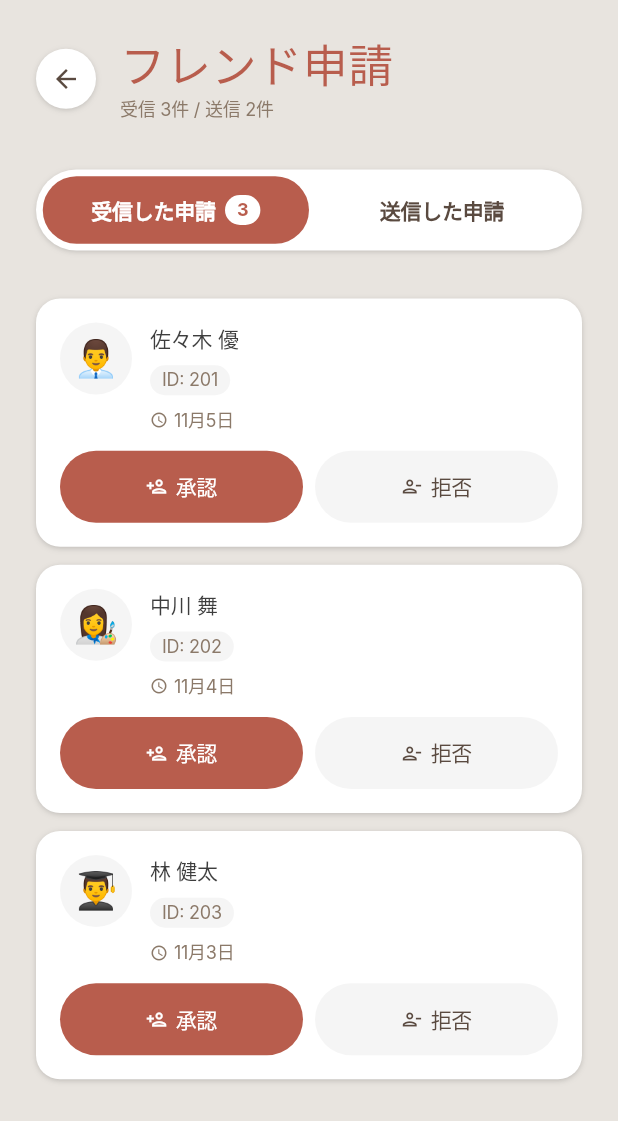
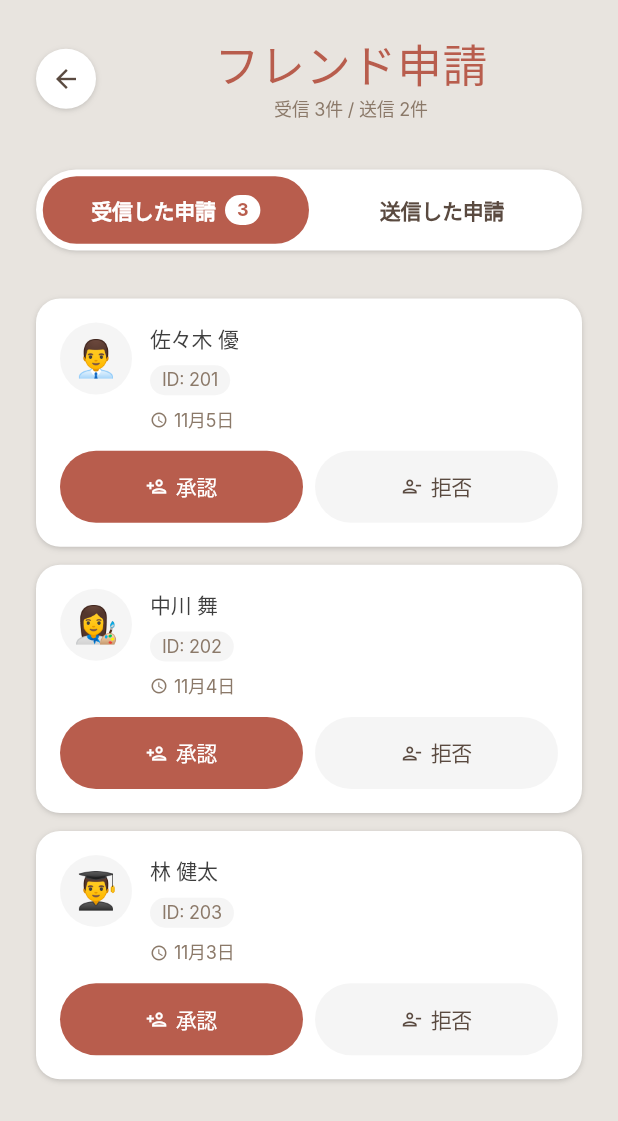
Before and after one commit to hoshido-k/imane, a Flutter app: the FriendsScreen screen opened by its route, after a tap on the "notifications" icon, on a phone screen of 412 x 824 dp. Shown: the top 1121 px of the screen. Run offline on Flutter 3.47's test engine with Material 3 defaults, Android fonts, the phone set to English and light mode, and no system bars; our stand-ins replace connectivity_plus, firebase_auth, firebase_core, geolocator, google_maps_flutter, permission_handler and 1 more; missing offline and left inert: background_location; accounts and stored records are empty; generated files the repository leaves out were written again; Roboto replaces fonts that are missing (Inter).

Commit message:
ヘッダー文言を中央配置に変更
- フレンド管理・申請・追加、プロフィール設定画面のヘッダーテキストを中央配置に変更
- crossAxisAlignmentをCrossAxisAlignment.startから削除してデフォルトのcenterを適用
- スケジュール画面と同じレイアウト構造に統一

```diff
--- a/mobile/lib/screens/friends/add_friend_screen.dart
+++ b/mobile/lib/screens/friends/add_friend_screen.dart
@@ -88,7 +88,6 @@ class _AddFriendScreenState extends State<AddFriendScreen> {
           // タイトル・サブタイトル
           const Expanded(
             child: Column(
-              crossAxisAlignment: CrossAxisAlignment.start,
               children: [
                 Text(
                   'フレンドを追加',
--- a/mobile/lib/screens/friends/friend_requests_screen.dart
+++ b/mobile/lib/screens/friends/friend_requests_screen.dart
@@ -109,7 +109,6 @@ class _FriendRequestsScreenState extends State<FriendRequestsScreen> {
           // タイトル・サブタイトル
           Expanded(
             child: Column(
-              crossAxisAlignment: CrossAxisAlignment.start,
               children: [
                 const Text(
                   'フレンド申請',
--- a/mobile/lib/screens/friends/friends_screen.dart
+++ b/mobile/lib/screens/friends/friends_screen.dart
@@ -56,7 +56,6 @@ class _FriendsScreenState extends State<FriendsScreen> {
           // タイトル・サブタイトル
           Expanded(
             child: Column(
-              crossAxisAlignment: CrossAxisAlignment.start,
               children: [
                 const Text(
                   'フレンド管理',
--- a/mobile/lib/screens/profile/profile_screen.dart
+++ b/mobile/lib/screens/profile/profile_screen.dart
@@ -158,7 +158,6 @@ class _ProfileScreenState extends State<ProfileScreen> {
           // タイトル・サブタイトル
           const Expanded(
             child: Column(
-              crossAxisAlignment: CrossAxisAlignment.start,
               children: [
                 Text(
                   'プロフィール設定',
```
